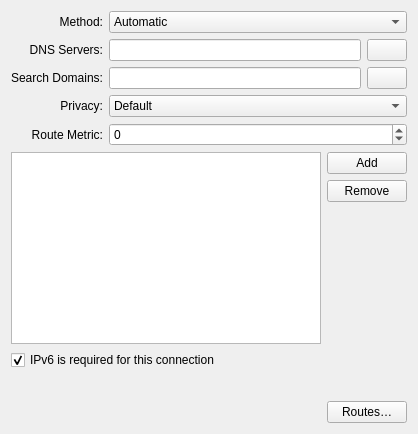
Qt form libs/editor/settings/ui/ipv6.ui (KDE/plasma-nm) before a commit.
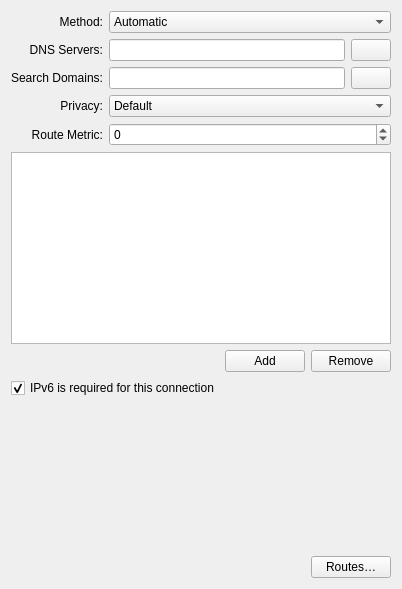
The same form after that commit. Icons and pictures are not drawn. Custom widgets are drawn as their Qt base class.

Commit message:
KCM: Layout fixes
Keep the layout sane until the minimum window witth of systemsettings
* give a flex width to the sidebar, make it narrower when needed
* allow to resize the main area way narrower as well
* small redesign to ipv4 and ipv6 pages, moving buttons to make it friendlier to
  narrower layouts

BUG:443553

```diff
--- a/libs/editor/settings/ui/ipv6.ui
+++ b/libs/editor/settings/ui/ipv6.ui
@@ -6,8 +6,8 @@
    <rect>
     <x>0</x>
     <y>0</y>
-    <width>418</width>
-    <height>434</height>
+    <width>402</width>
+    <height>589</height>
    </rect>
   </property>
   <property name="sizePolicy">
@@ -68,7 +68,7 @@
        </property>
        <property name="minimumSize">
         <size>
-         <width>250</width>
+         <width>200</width>
          <height>0</height>
         </size>
        </property>
@@ -91,7 +91,7 @@
    </item>
    <item row="5" column="0" colspan="2">
     <layout class="QGridLayout" name="gridLayout">
-     <item row="1" column="1">
+     <item row="3" column="2">
       <widget class="QPushButton" name="btnRemove">
        <property name="text">
         <string>Remove</string>
@@ -101,7 +101,7 @@
        </property>
       </widget>
      </item>
-     <item row="0" column="1">
+     <item row="3" column="1">
       <widget class="QPushButton" name="btnAdd">
        <property name="text">
         <string>Add</string>
@@ -111,7 +111,20 @@
        </property>
       </widget>
      </item>
-     <item row="0" column="0" rowspan="3">
+     <item row="3" column="0">
+      <spacer name="horizontalSpacer_2">
+       <property name="orientation">
+        <enum>Qt::Horizontal</enum>
+       </property>
+       <property name="sizeHint" stdset="0">
+        <size>
+         <width>40</width>
+         <height>20</height>
+        </size>
+       </property>
+      </spacer>
+     </item>
+     <item row="0" column="0" rowspan="3" colspan="3">
       <widget class="QTableView" name="tableViewAddresses">
        <property name="sizePolicy">
         <sizepolicy hsizetype="Expanding" vsizetype="MinimumExpanding">
@@ -137,22 +150,6 @@
        </attribute>
       </widget>
      </item>
-     <item row="2" column="1">
-      <spacer name="verticalSpacer_3">
-       <property name="orientation">
-        <enum>Qt::Vertical</enum>
-       </property>
-       <property name="sizeType">
-        <enum>QSizePolicy::MinimumExpanding</enum>
-       </property>
-       <property name="sizeHint" stdset="0">
-        <size>
-         <width>20</width>
-         <height>40</height>
-        </size>
-       </property>
-      </spacer>
-     </item>
     </layout>
    </item>
    <item row="1" column="0">
@@ -272,7 +269,7 @@
       <widget class="KLineEdit" name="dnsSearch">
        <property name="minimumSize">
         <size>
-         <width>250</width>
+         <width>200</width>
          <height>0</height>
         </size>
        </property>
@@ -402,16 +399,10 @@
       <number>0</number>
      </property>
      <property name="minimum">
-      <double>-1</double>
+      <double>-1.000000000000000</double>
      </property>
      <property name="maximum">
-      <double>4294967295</double>
-     </property>
-     <property name="toolTip">
-      <string>A score that helps choose the best path for data packets to reach their destination,
-based on factors like distance, delay, and reliability.
-
-Default value -1 means that NetworkManager gets to choose and manage the actual metric of the route.</string>
+      <double>4294967295.000000000000000</double>
      </property>
     </widget>
    </item>
```
Left out of the diff: 18 changed lines with no effect on the pictures. The commit also changes 5 other files.
